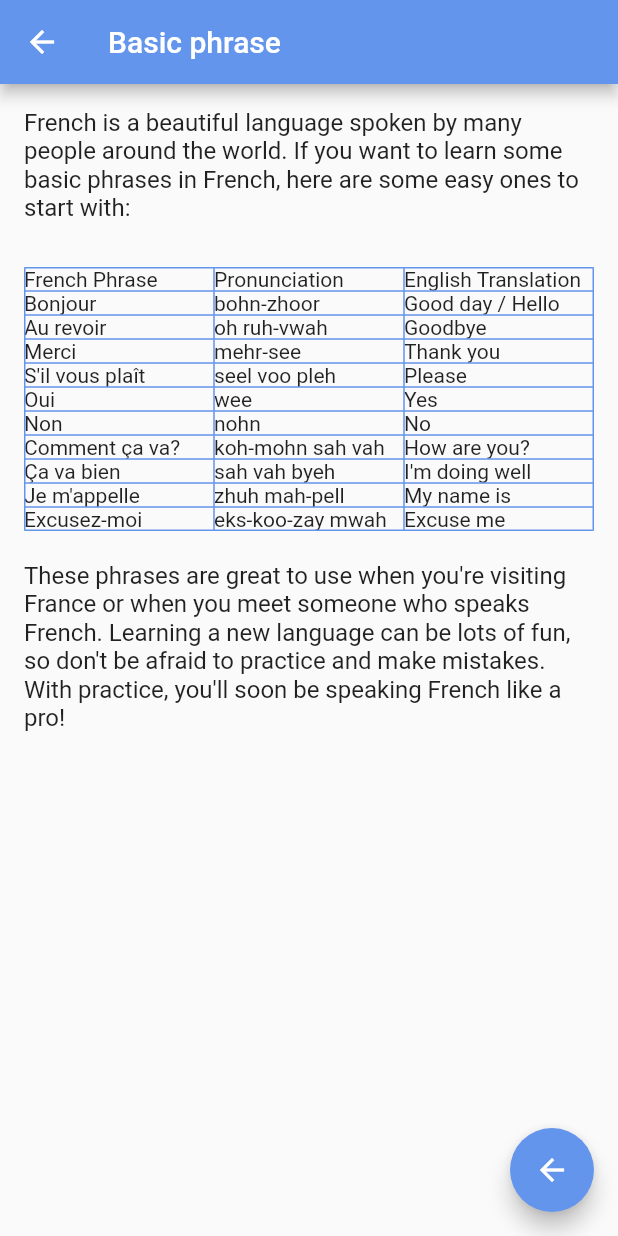
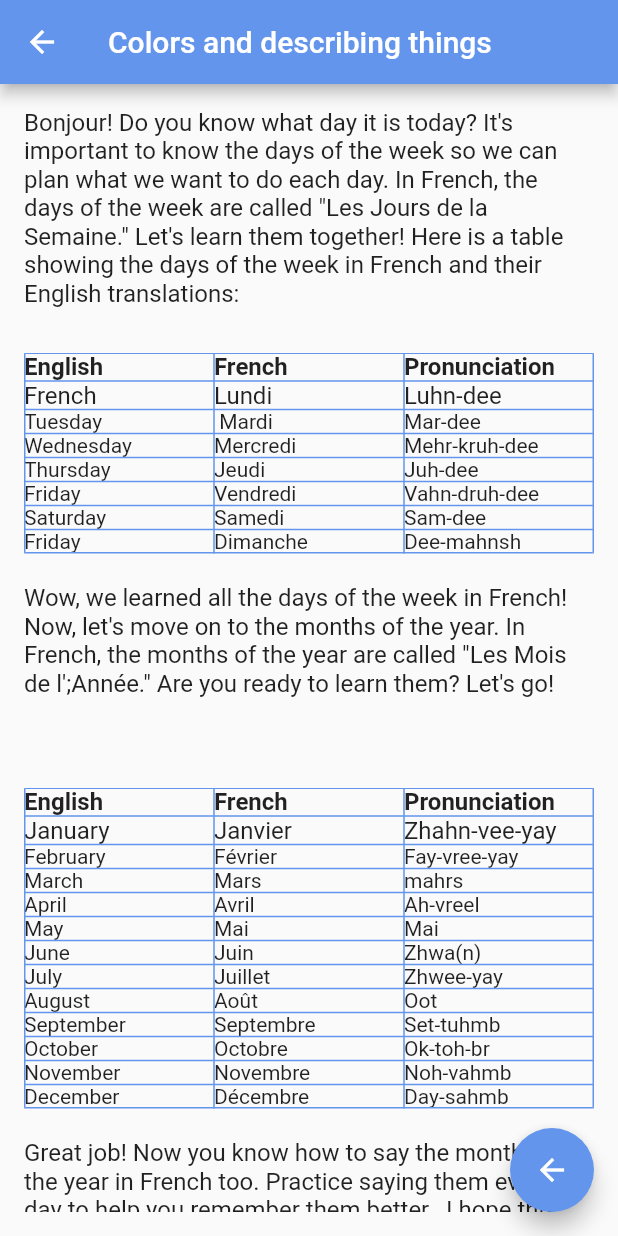
Before and after one commit to Bonnahjohn/frenchify, a Flutter app: the HomePage screen opened by its route, after a tap on "Colors and describing things", on a phone screen of 412 x 824 dp. Run offline on Flutter 3.47's test engine with Material 2 defaults, Android fonts, the phone set to English and light mode, and no system bars; missing offline and left inert: translator.

Commit message:
color page of the app is initialize

```diff
--- a/lib/advan/advance.dart
+++ b/lib/advan/advance.dart
@@ -43,7 +43,8 @@ class AdvanIntro extends StatelessWidget {
             ),
             Card(
               child: ListTile(
-                leading: Icon(Icons.south_east_outlined),
+                leading: Image.asset('assets/images/let.jpg',
+                    width: 60, height: 100),
                 title: Text('Letter Writing'),
                 subtitle: Text(''),
                 onTap: () {
--- a/lib/begin/begin.dart
+++ b/lib/begin/begin.dart
@@ -71,7 +71,7 @@ class Beginner extends StatelessWidget {
                 subtitle: Text('couleurs et description des choses'),
                 trailing: Icon(Icons.arrow_right),
                 onTap: () {
-                  Navigator.pushNamed(context, '/Basic');
+                  Navigator.pushNamed(context, '/Colors');
                 },
               ),
             ),
--- /dev/null
+++ b/lib/begin/color.dart
@@ -0,0 +1,247 @@
+// ignore_for_file: unused_import, prefer_const_constructors, file_names, prefer_const_literals_to_create_immutables
+
+import 'package:flutter/material.dart';
+import 'package:frenchify/begin/configuration.dart';
+import 'package:frenchify/main.dart';
+
+class Colour extends StatelessWidget {
+  const Colour({super.key});
+
+  @override
+  Widget build(BuildContext context) {
+    return Scaffold(
+      appBar: AppBar(
+        backgroundColor: Color.fromRGBO(100, 149, 237, 1),
+        title: Text('Colors and describing things'),
+      ),
+      body: SafeArea(
+          child: Padding(
+        padding: EdgeInsets.all(16.0),
+        child: SingleChildScrollView(
+          child: Column(
+            children: <Widget>[
+              SelectableText(
+                dayIntro,
+                style: TextStyle(fontSize: 16),
+              ),
+
+              SizedBox(
+                height: 30,
+              ),
+              Tables(),
+              SizedBox(
+                height: 20,
+              ),
+              SelectableText(
+                monthIntro,
+                style: TextStyle(fontSize: 16),
+              ),
+              SizedBox(
+                height: 30,
+              ),
+
+              //introduction class mmmmmmmmmmmmmmmmmmmmmm
+              SizedBox(
+                height: 30,
+              ),
+              Year(),
+              SizedBox(
+                height: 20,
+              ),
+              SelectableText(
+                noteFooter,
+                style: TextStyle(fontSize: 16),
+              ),
+              SizedBox(
+                height: 50,
+              ),
+            ],
+          ),
+        ),
+      )),
+      floatingActionButton: FloatingActionButton(
+          backgroundColor: Color.fromRGBO(100, 149, 237, 1),
+          onPressed: () {
+            Navigator.pop(context);
+          },
+          child: Icon(Icons.arrow_back)),
+    );
+  }
+}
+
+//  mmmmmmmmmmmmmmmmmmmmmmmmmmmmmmmmmmm content of the table mmmmmmmmmmmmmmmmmm
+
+class Tables extends StatelessWidget {
+  const Tables({super.key});
+
+  @override
+  Widget build(BuildContext context) {
+    return InteractiveViewer(
+        boundaryMargin: EdgeInsets.all(20.0),
+        child: Table(
+          border: TableBorder.all(color: Color.fromRGBO(100, 149, 237, 1)),
+          children: [
+            TableRow(children: [
+              SelectableText(
+                'English',
+                style: TextStyle(fontSize: 16, fontWeight: FontWeight.bold),
+              ),
+              SelectableText(
+                'French',
+                style: TextStyle(fontSize: 16, fontWeight: FontWeight.bold),
+              ),
+              SelectableText(
+                'Pronunciation',
+                style: TextStyle(fontSize: 16, fontWeight: FontWeight.bold),
+              )
+            ]),
+            TableRow(children: [
+              SelectableText(
+                'French',
+                style: TextStyle(fontSize: 16),
+              ),
+              SelectableText(
+                'Lundi',
+                style: TextStyle(fontSize: 16),
+              ),
+              SelectableText(
+                'Luhn-dee',
+                style: TextStyle(fontSize: 16),
+              ),
+            ]),
+            TableRow(children: [
+              SelectableText('Tuesday'),
+              SelectableText('	Mardi'),
+              SelectableText('Mar-dee'),
+            ]),
+            TableRow(children: [
+              SelectableText("Wednesday"),
+              SelectableText('Mercredi'),
+              SelectableText('Mehr-kruh-dee'),
+            ]),
+            TableRow(children: [
+              SelectableText('Thursday'),
+              SelectableText('Jeudi'),
+              SelectableText('Juh-dee'),
+            ]),
+            TableRow(children: [
+              SelectableText('Friday'),
+              SelectableText('Vendredi'),
+              SelectableText('Vahn-druh-dee'),
+            ]),
+            TableRow(children: [
+              SelectableText('Saturday'),
+              SelectableText('Samedi'),
+              SelectableText('Sam-dee'),
+            ]),
+            TableRow(children: [
+              SelectableText('Friday'),
+              SelectableText('Dimanche'),
+              SelectableText('Dee-mahnsh'),
+            ]),
+          ],
+        ));
+  }
+}
+
+//intoduction table mmmmmmmmmmmmmmmmmmmmmmmmm
+
+class Year extends StatelessWidget {
+  const Year({super.key});
+
+  @override
+  Widget build(BuildContext context) {
+    return InteractiveViewer(
+        boundaryMargin: EdgeInsets.all(20.0),
+        child: Table(
+          border: TableBorder.all(color: Color.fromRGBO(100, 149, 237, 1)),
+          children: [
+            TableRow(children: [
+              SelectableText(
+                'English',
+                style: TextStyle(fontSize: 16, fontWeight: FontWeight.bold),
+              ),
+              SelectableText(
+                'French',
+                style: TextStyle(fontSize: 16, fontWeight: FontWeight.bold),
+              ),
+              SelectableText(
+                'Pronunciation',
+                style: TextStyle(fontSize: 16, fontWeight: FontWeight.bold),
+              )
+            ]),
+            TableRow(children: [
+              SelectableText(
+                'January',
+                style: TextStyle(fontSize: 16),
+              ),
+              SelectableText(
+                'Janvier',
+                style: TextStyle(fontSize: 16),
+              ),
+              SelectableText(
+                'Zhahn-vee-yay',
+                style: TextStyle(fontSize: 16),
+              ),
+            ]),
+            TableRow(children: [
+              SelectableText('February'),
+              SelectableText('Février'),
+              SelectableText('Fay-vree-yay'),
+            ]),
+            TableRow(children: [
+              SelectableText("March"),
+              SelectableText('Mars'),
+              SelectableText('mahrs'),
+            ]),
+            TableRow(children: [
+              SelectableText(
+                'April',
+              ),
+              SelectableText('Avril'),
+              SelectableText('Ah-vreel'),
+            ]),
+            TableRow(children: [
+              SelectableText('May'),
+              SelectableText('Mai'),
+              SelectableText('Mai'),
+            ]),
+            TableRow(children: [
+              SelectableText('June'),
+              SelectableText('Juin'),
+              SelectableText('Zhwa(n)'),
+            ]),
+            TableRow(children: [
+              SelectableText('July'),
+              SelectableText('Juillet'),
+              SelectableText('Zhwee-yay'),
+            ]),
+            TableRow(children: [
+              SelectableText('August'),
+              SelectableText('Août'),
+              SelectableText('Oot'),
+            ]),
+            TableRow(children: [
+              SelectableText('September'),
+              SelectableText('Septembre'),
+              SelectableText('Set-tuhmb'),
+            ]),
+            TableRow(children: [
+              SelectableText('October'),
+              SelectableText('Octobre'),
+              SelectableText('Ok-toh-br'),
+            ]),
+            TableRow(children: [
+              SelectableText('November'),
+              SelectableText('Novembre'),
+              SelectableText('Noh-vahmb'),
+            ]),
+            TableRow(children: [
+              SelectableText('December'),
+              SelectableText('Décembre'),
+              SelectableText('Day-sahmb'),
+            ]),
+          ],
+        ));
+  }
+}
--- a/lib/begin/configuration.dart
+++ b/lib/begin/configuration.dart
@@ -42,3 +42,5 @@ String subIntro =
     'In French, when counting beyond 69, you use a combination of numbers. For example, to say 73, you say "soixante-treize," which is a combination of "soixante" (60) and "treize" (13).';
 String finalNote =
     'Learning to count in French is important because numbers are used in everyday life, from telling time to buying things at a store. So, practice your numbers and counting skills, and soon you\'ll be able to count like a native French speaker!';
+//color section of the app mmmmmmmmmmmmmmmmmmmmmmmmmmm
+String colorIntro = "";
--- a/lib/main.dart
+++ b/lib/main.dart
@@ -14,6 +14,7 @@ import 'package:frenchify/begin/salutation.dart';
 import 'package:frenchify/begin/basic.dart';
 import 'begin/days.dart';
 import 'begin/numbers.dart';
+import 'begin/color.dart';
 // mmmmmmmmmmmmmmmmmmmmmmmmmmm advance routing mmmmmmmmmmmmmmmmmmmmmm
 import 'package:frenchify/advan/content.dart';
 
@@ -42,6 +43,7 @@ void main() {
       '/Basic': (context) => Basic(),
       '/Days': (context) => Days(),
       '/Numbers': (context) => Numbers(),
+      '/Colors': (context) => Colour()
     },
   ));
 }
```
